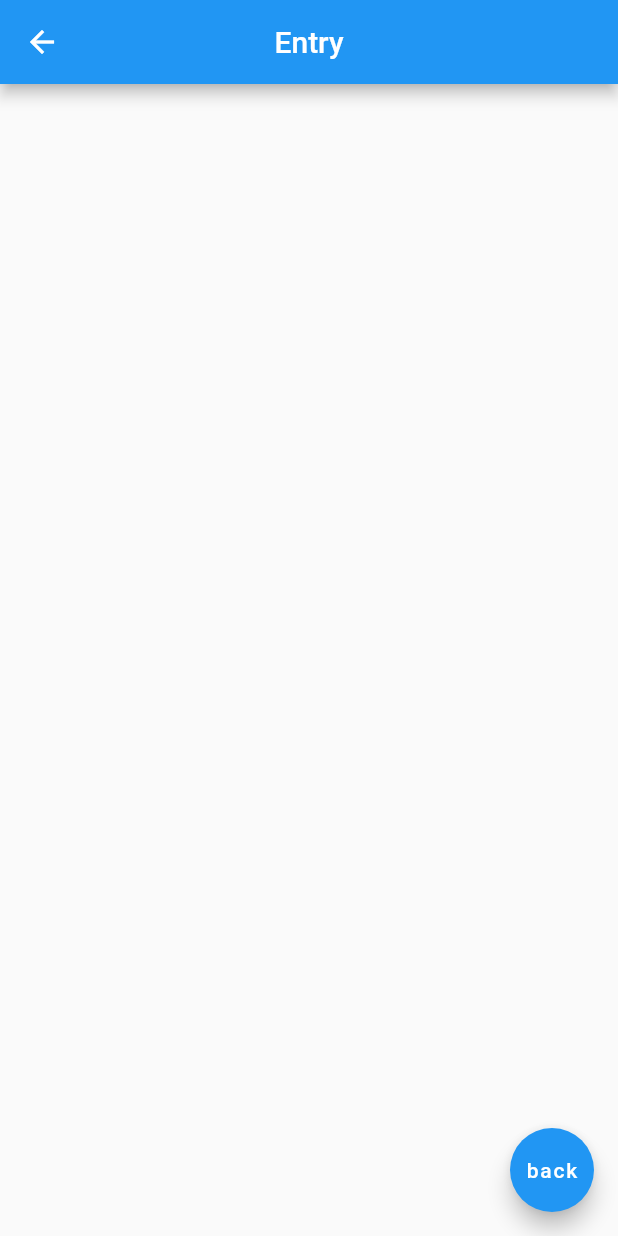
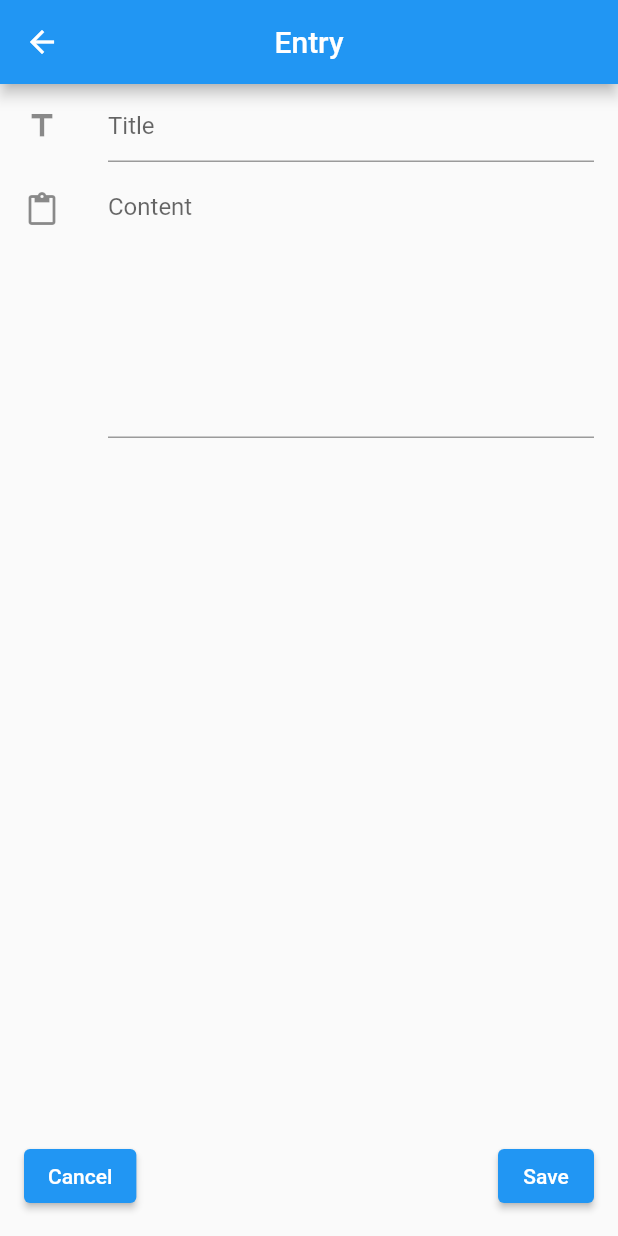
Before and after one commit to omelchenkoaleks/Personal-Information-Manager, a Flutter app: the NotesEntry screen opened directly, on a phone screen of 412 x 824 dp. Run offline on Flutter 3.47's test engine with Material 2 defaults, Android fonts, the phone set to English and light mode, and no system bars.

Commit message:
creating note and add it to the list (scoped_model is manager)

```diff
--- a/lib/main.dart
+++ b/lib/main.dart
@@ -1,5 +1,4 @@
 import 'package:flutter/material.dart';
-
 import 'ui/notes_app.dart';
 
 void main() {
--- a/lib/ui/widgets/notes.dart
+++ b/lib/ui/widgets/notes.dart
@@ -5,7 +5,7 @@ import 'package:notes/ui/widgets/notes_model.dart';
 import 'package:scoped_model/scoped_model.dart';
 
 class Notes extends StatelessWidget {
-  const Notes({Key? key}) : super(key: key);
+  const Notes({super.key});
 
   @override
   Widget build(BuildContext context) {
@@ -15,8 +15,8 @@ class Notes extends StatelessWidget {
         builder: (context, child, model) {
           return IndexedStack(
             index: model.stackIndex,
-            children: const [
-              NotesList(), // indexStack = 0 default
+            children: [
+              const NotesList(), // indexStack = 0 default
               NotesEntry(), // indexStack = 1
             ],
           );
--- a/lib/ui/widgets/notes_entry.dart
+++ b/lib/ui/widgets/notes_entry.dart
@@ -1,22 +1,79 @@
 import 'package:flutter/material.dart';
 import 'package:notes/ui/widgets/notes.dart';
+import 'package:notes/ui/widgets/notes_model.dart';
+import 'package:scoped_model/scoped_model.dart';
 
 class NotesEntry extends StatelessWidget {
-  const NotesEntry({Key? key}) : super(key: key);
+  NotesEntry({super.key});
+
+  final TextEditingController _titleEditingController = TextEditingController();
+  final TextEditingController _contentEditingController =
+      TextEditingController();
+
+  final GlobalKey<FormState> _formKey = GlobalKey<FormState>();
 
   @override
   Widget build(BuildContext context) {
+    return ScopedModel(
+      model: notesModel,
+      child: ScopedModelDescendant<NotesModel>(
+        builder: (context, child, model) {
           return Scaffold(
             appBar: AppBar(
               centerTitle: true,
               title: const Text('Entry'),
             ),
-      floatingActionButton: FloatingActionButton(
+            body: Form(
+              key: _formKey,
+              child: ListView(
+                children: [
+                  // ---------------------------------------------------- Title note:
+                  ListTile(
+                    leading: const Icon(Icons.title),
+                    title: TextFormField(
+                      decoration: const InputDecoration(hintText: "Title"),
+                      controller: _titleEditingController,
+                      validator: ((value) {
+                        value ?? 'Please enter a Title!';
+                      }),
+                    ),
+                  ),
+                  // -------------------------------------------------- Content note:
+                  ListTile(
+                    leading: const Icon(Icons.content_paste),
+                    title: TextFormField(
+                      keyboardType: TextInputType.multiline,
+                      maxLines: 8,
+                      decoration: const InputDecoration(hintText: "Content"),
+                      controller: _contentEditingController,
+                    ),
+                  ),
+                ],
+              ),
+            ),
+            bottomNavigationBar: Padding(
+              padding: const EdgeInsets.symmetric(vertical: 16, horizontal: 16),
+              child: Row(
+                children: [
+                  ElevatedButton(child: const Text("Cancel"), onPressed: () {}),
+                  const Spacer(),
+                  ElevatedButton(
+                    child: const Text("Save"),
                     onPressed: () {
-          notesModel
-              .setStackIndex(0); // The screen with indexStack = 0 is rebuild.
+                      final title = _titleEditingController.text;
+                      final content = _contentEditingController.text;
+                      final note = Note(title: title, content: content);
+                      notesModel.loadData(note);
+
+                      notesModel.setStackIndex(
+                          0); // The screen with indexStack = 0 is rebuild.
                     },
-        child: const Text('back'),
+                  ),
+                ],
+              ),
+            ),
+          );
+        },
       ),
     );
   }
--- a/lib/ui/widgets/notes_model.dart
+++ b/lib/ui/widgets/notes_model.dart
@@ -1,13 +1,32 @@
 import 'package:scoped_model/scoped_model.dart';
+
+class Note {
+  // int id;
+  String title;
+  String content;
+  Note({
+    required this.title,
+    required this.content,
+  });
+  // String color;
+
+  @override
+  String toString() => 'Note(title: $title, content: $content)';
+}
 
 class NotesModel extends Model {
   int stackIndex = 0;
+  List entityList = [];
+
+  void loadData(Note note) {
+    entityList.add(note);
+
+    notifyListeners();
+  }
 
   void setStackIndex(int inStackIndex) {
     stackIndex = inStackIndex;
 
-    // When the indexedStack changes, the screen
-    // is rebuilt based on the value of the stack index.
     notifyListeners();
   }
 }
--- a/pubspec.yaml
+++ b/pubspec.yaml
@@ -30,6 +30,7 @@ dependencies:
   flutter:
     sdk: flutter
   scoped_model: ^2.0.0
+  path_provider: ^2.0.11
 
   # The following adds the Cupertino Icons font to your application.
   # Use with the CupertinoIcons class for iOS style icons.
```
Also changed, not shown: lib/ui/widgets/notes_list.dart (+14 -3 lines), pubspec.lock, 1 other file. Lines whose indentation alone changed are shown as unchanged.
